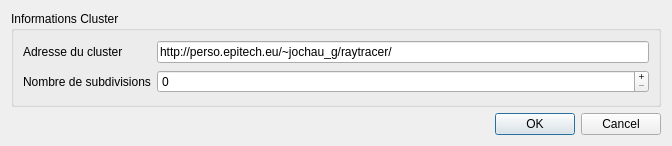
gaelduplessix/raytracer-42, file forms/connectToServer.ui: the form before one commit.
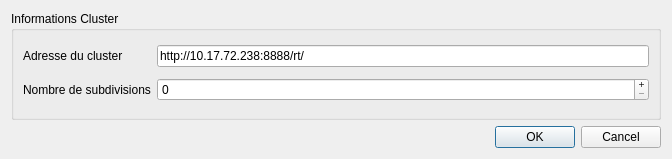
The form after the commit.

Patch:
```diff
--- a/forms/connectToServer.ui
+++ b/forms/connectToServer.ui
@@ -7,7 +7,7 @@
     <x>0</x>
     <y>0</y>
     <width>672</width>
-    <height>146</height>
+    <height>159</height>
    </rect>
   </property>
   <property name="windowTitle">
@@ -33,7 +33,7 @@
       <item row="0" column="1">
        <widget class="QLineEdit" name="_addres">
         <property name="text">
-         <string>http://perso.epitech.eu/~jochau_g/raytracer/</string>
+         <string>http://10.17.72.238:8888/rt/</string>
         </property>
        </widget>
       </item>
```
